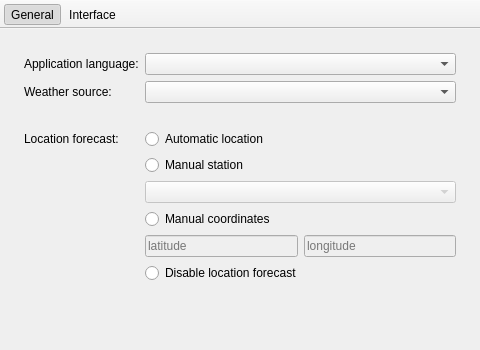
This is src/settings/SettingsDialog.ui in ntadej/Vremenar as Qt 5 draws it before an edit. The edited form follows.
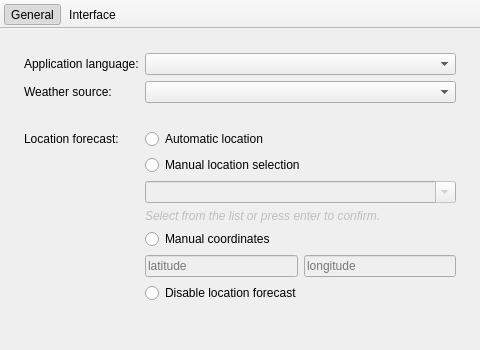
This is the edited form. Icons and pictures are not drawn.

Commit message: Improved location settings, part 2

Patch:
```diff
--- a/src/settings/SettingsDialog.ui
+++ b/src/settings/SettingsDialog.ui
@@ -109,18 +109,18 @@
         <item row="4" column="1">
          <widget class="QRadioButton" name="radioLocationSelect">
           <property name="text">
-           <string>Manual station</string>
+           <string>Manual location selection</string>
           </property>
          </widget>
         </item>
-        <item row="6" column="1">
+        <item row="7" column="1">
          <widget class="QRadioButton" name="radioLocationCoord">
           <property name="text">
            <string>Manual coordinates</string>
           </property>
          </widget>
         </item>
-        <item row="8" column="1">
+        <item row="9" column="1">
          <widget class="QRadioButton" name="radioLocationDisabled">
           <property name="text">
            <string>Disable location forecast</string>
@@ -138,9 +138,12 @@
             <height>0</height>
            </size>
           </property>
+          <property name="editable">
+           <bool>true</bool>
+          </property>
          </widget>
         </item>
-        <item row="7" column="1">
+        <item row="8" column="1">
          <layout class="QHBoxLayout" name="layoutLocation">
           <item>
            <widget class="QLineEdit" name="lineEditLatitude">
@@ -164,6 +167,19 @@
           </item>
          </layout>
         </item>
+        <item row="6" column="1">
+         <widget class="QLabel" name="labelLocationInfo">
+          <property name="enabled">
+           <bool>false</bool>
+          </property>
+          <property name="styleSheet">
+           <string notr="true">font-style: italic;</string>
+          </property>
+          <property name="text">
+           <string>Select from the list or press enter to confirm.</string>
+          </property>
+         </widget>
+        </item>
        </layout>
       </widget>
       <widget class="QWidget" name="pageInterface">
```
The commit also changes 11 other files.
